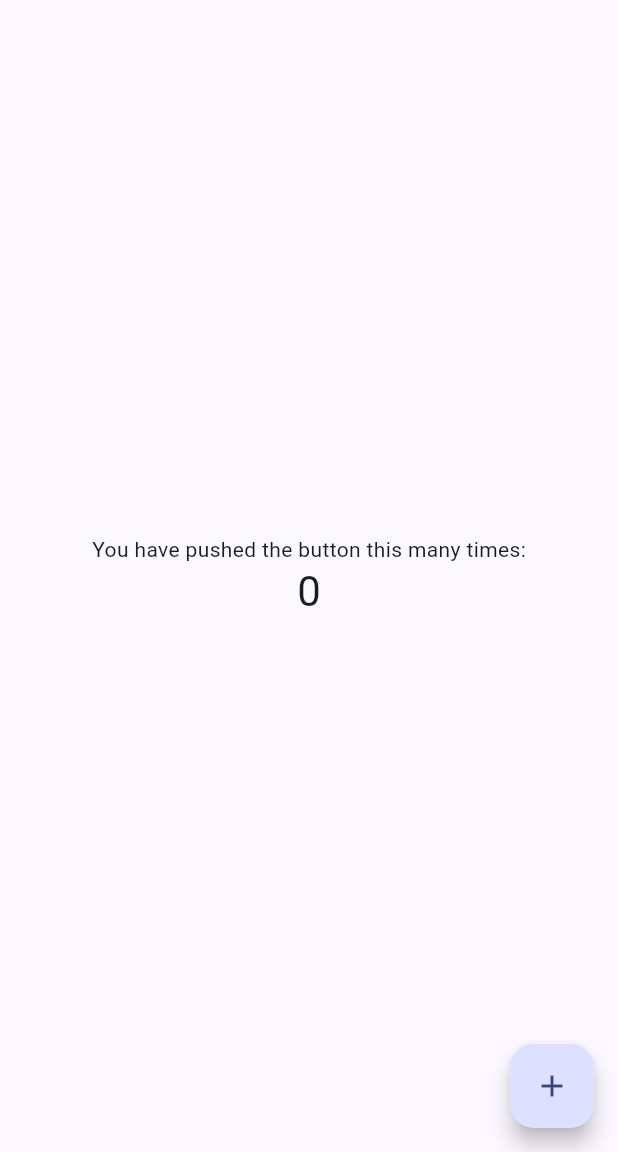
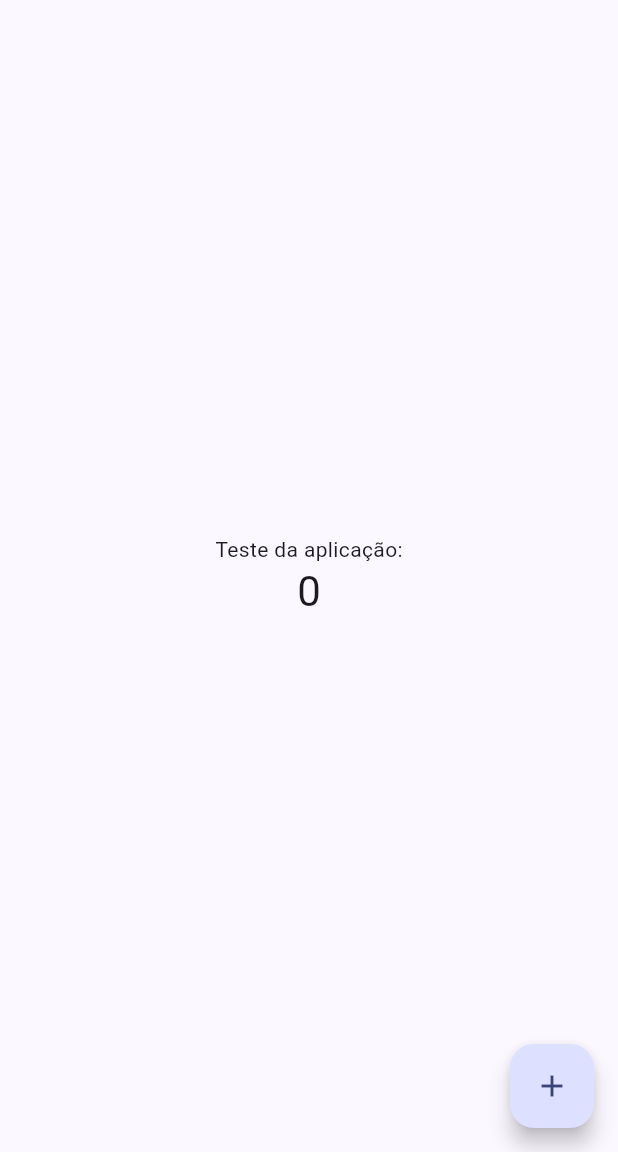
Before and after one commit to Millenniumtec/Aplicativo_Millennium, a Flutter app: the screen it shows after launch, on a phone screen of 412 x 824 dp, the part 84-1236 px from its top. Run offline on Flutter 3.47's test engine with Material 3 defaults, Android fonts, the light colour scheme and no system bars.

Commit message:
mudanca do titulo

```diff
--- a/millennium/lib/main.dart
+++ b/millennium/lib/main.dart
@@ -45,31 +45,14 @@
     return Scaffold(
       appBar: AppBar(
         backgroundColor: Theme.of(context).colorScheme.inversePrimary,
-        // Here we take the value from the MyHomePage object that was created by
-        // the App.build method, and use it to set our appbar title.
         title: Text(widget.title),
       ),
       body: Center(
-        // Center is a layout widget. It takes a single child and positions it
-        // in the middle of the parent.
         child: Column(
-          // Column is also a layout widget. It takes a list of children and
-          // arranges them vertically. By default, it sizes itself to fit its
-          // children horizontally, and tries to be as tall as its parent.
-          //
-          // Column has various properties to control how it sizes itself and
-          // how it positions its children. Here we use mainAxisAlignment to
-          // center the children vertically; the main axis here is the vertical
-          // axis because Columns are vertical (the cross axis would be
-          // horizontal).
-          //
-          // TRY THIS: Invoke "debug painting" (choose the "Toggle Debug Paint"
-          // action in the IDE, or press "p" in the console), to see the
-          // wireframe for each widget.
           mainAxisAlignment: MainAxisAlignment.center,
           children: <Widget>[
             const Text(
-              'You have pushed the button this many times:',
+              'Teste da aplicação:',
             ),
             Text(
               '$_counter',
@@ -82,7 +65,7 @@
         onPressed: _incrementCounter,
         tooltip: 'Increment',
         child: const Icon(Icons.add),
-      ), // This trailing comma makes auto-formatting nicer for build methods.
+      ),
     );
   }
 }
```
